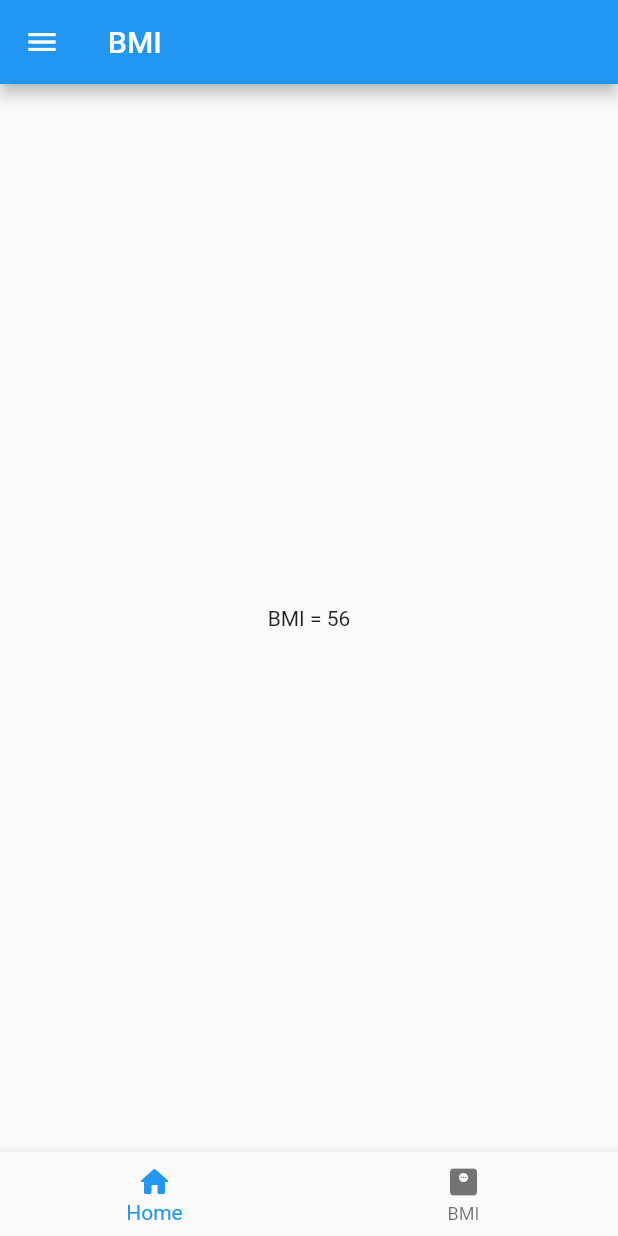
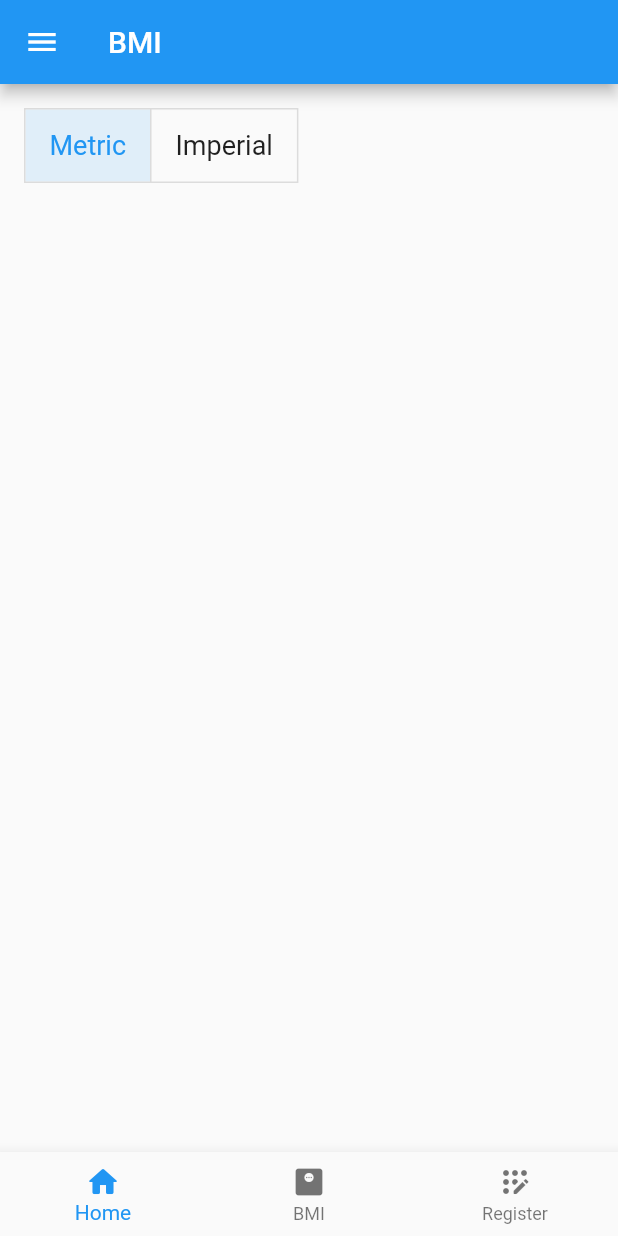
Before and after one commit to OlukaDenis/d-bmi, a Flutter app: the BmiScreen screen opened by its route, on a phone screen of 412 x 824 dp. Run offline on Flutter 3.47's test engine with Material 2 defaults, Android fonts, the phone set to English and light mode, and no system bars; missing offline and left inert: dart:ffi.

```diff
--- a/lib/main.dart
+++ b/lib/main.dart
@@ -1,6 +1,7 @@
 import 'package:flutter/material.dart';
 import 'package:weather_focus/screens/bmi_screen.dart';
 import 'package:weather_focus/screens/intro_screen.dart';
+import 'package:weather_focus/screens/registration_screen.dart';
 
 void main() {
   runApp(const MyApp());
@@ -18,7 +19,8 @@ class MyApp extends StatelessWidget {
       ),
       routes: {
         '/': (context) => const IntroScreen(),
-        '/bmi': (context) => const BmiScreen()
+        '/bmi': (context) => const BmiScreen(),
+        '/register': (context) => const RegistrationScreen()
       }
     );
   }
--- a/lib/screens/bmi_screen.dart
+++ b/lib/screens/bmi_screen.dart
@@ -3,8 +3,27 @@ import 'package:flutter/material.dart';
 import '../shared/bottom_nav_bar.dart';
 import '../shared/menu_drawer.dart';
 
-class BmiScreen extends StatelessWidget {
+class BmiScreen extends StatefulWidget {
   const BmiScreen({Key? key}) : super(key: key);
+
+  @override
+  State<BmiScreen> createState() => _BmiScreenState();
+}
+
+class _BmiScreenState extends State<BmiScreen> {
+  final double fontSize = 18;
+  String result = '';
+  bool isMetric = true;
+  bool isImperial = false;
+  double? height;
+  double? weight;
+  late List<bool> isSelected;
+
+  @override
+  void initState() {
+    isSelected = [isMetric, isImperial];
+    super.initState();
+  }
 
   @override
   Widget build(BuildContext context) {
@@ -13,11 +32,46 @@ class BmiScreen extends StatelessWidget {
         drawer: const MenuDrawer(),
         bottomNavigationBar: const MenuBottomNavigation(),
         body: Container(
-          padding: const EdgeInsets.all(16),
-          child: const Center(
-            child: Text('BMI = 56'),
-          ),
-        )
-    );
+            padding: const EdgeInsets.all(16),
+            child: Column(children: [
+              ToggleButtons(
+                isSelected: isSelected,
+                onPressed: toggleMeasure,
+                children: [
+                  Padding(
+                    padding: const EdgeInsets.symmetric(horizontal: 16),
+                    child: Text('Metric', style: TextStyle(fontSize: fontSize)),
+                  ),
+                  Padding(
+                    padding: const EdgeInsets.symmetric(horizontal: 16),
+                    child:
+                        Text('Imperial', style: TextStyle(fontSize: fontSize)),
+                  )
+                ],
+              )
+            ])));
+  }
+
+  void toggleMeasure(value) {
+    if (value == 0) {
+      isMetric = true;
+      isImperial = false;
+    } else {
+      isMetric = false;
+      isImperial = true;
+    }
+
+    setState(() {
+      isSelected = [isMetric, isImperial];
+    });
   }
 }
+
+// TextField(
+// obscureText: true,
+// decoration: InputDecoration(
+// border: OutlineInputBorder(),
+// labelText: 'Weight'
+// ),
+// ),
+// ],
--- a/lib/shared/bottom_nav_bar.dart
+++ b/lib/shared/bottom_nav_bar.dart
@@ -14,12 +14,18 @@ class MenuBottomNavigation extends StatelessWidget {
             case 1:
               Navigator.pushNamed(context, '/bmi');
               break;
+            case 2:
+              Navigator.pushNamed(context, '/register');
+              break;
           }
         },
         items: const [
-           BottomNavigationBarItem(icon: Icon(Icons.home_rounded), label: 'Home'),
-           BottomNavigationBarItem(icon: Icon(Icons.monitor_weight_rounded), label: 'BMI')
-        ]
-    );
+          BottomNavigationBarItem(
+              icon: Icon(Icons.home_rounded), label: 'Home'),
+          BottomNavigationBarItem(
+              icon: Icon(Icons.monitor_weight_rounded), label: 'BMI'),
+          BottomNavigationBarItem(
+              icon: Icon(Icons.app_registration_rounded), label: "Register")
+        ]);
   }
 }
```
Also changed, not shown: lib/components/custom_text_field.dart (added, +35 -0 lines), lib/screens/registration_screen.dart (added, +91 -0 lines), lib/utils/string_extensions.dart (added, +30 -0 lines). Lines whose indentation alone changed are shown as unchanged.
